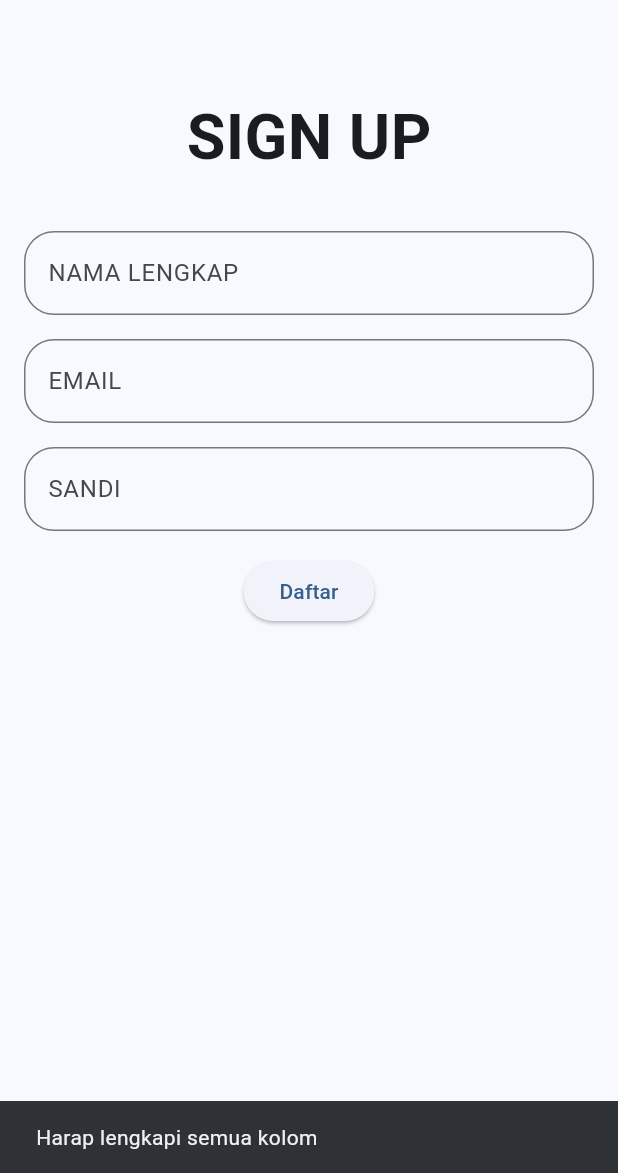
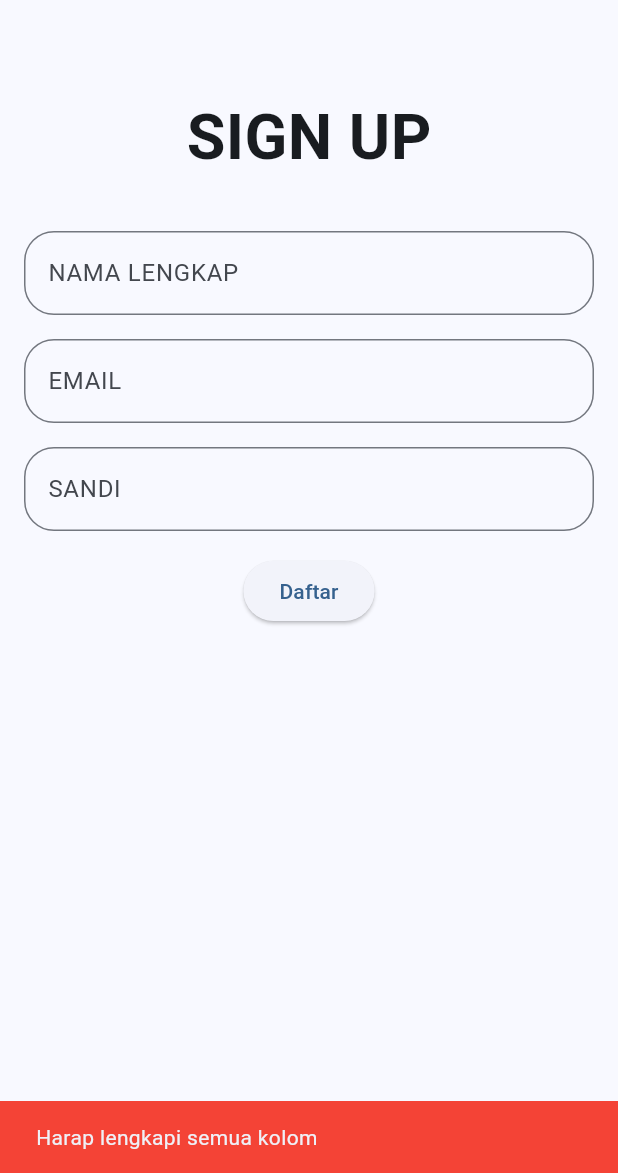
Before and after one commit to rerenn3/ApkBallThrift, a Flutter app: the SignUpScreen screen opened directly, after a tap on "Daftar", on a phone screen of 412 x 824 dp, the part 63-1236 px from its top. Run offline on Flutter 3.47's test engine with Material 3 defaults, Android fonts, the phone set to English and light mode, and no system bars; our stand-ins replace cloud_firestore, firebase_auth, firebase_core, firebase_storage, geocoding, geolocator and 3 more; accounts and stored records are empty; network calls fail.

Commit message:
perbaikan 2
Perbaiki kondisi sign up dan sign in

```diff
--- a/lib/screens/sign_up_screen.dart
+++ b/lib/screens/sign_up_screen.dart
@@ -1,7 +1,7 @@
 import 'package:flutter/material.dart';
 import 'package:firebase_auth/firebase_auth.dart';
 import 'package:cloud_firestore/cloud_firestore.dart';
-import 'home_screen.dart';
+import 'sign_in_screen.dart';  // Pastikan ini diimport
 
 class SignUpScreen extends StatefulWidget {
   const SignUpScreen({Key? key}) : super(key: key);
@@ -14,6 +14,7 @@ class SignUpScreenState extends State<SignUpScreen> {
   final _nameController = TextEditingController();
   final _emailController = TextEditingController();
   final _passwordController = TextEditingController();
+  String _message = '';
 
   @override
   void dispose() {
@@ -21,6 +22,91 @@ class SignUpScreenState extends State<SignUpScreen> {
     _emailController.dispose();
     _passwordController.dispose();
     super.dispose();
+  }
+
+  void _showSnackbar(String message, {Color color = Colors.red}) {
+    ScaffoldMessenger.of(context).showSnackBar(
+      SnackBar(
+        content: Text(message),
+        backgroundColor: color,
+      ),
+    );
+  }
+
+  bool _isEmailValid(String email) {
+    final emailRegex = RegExp(r'^[^@]+@[^@]+\.[^@]+');
+    return emailRegex.hasMatch(email);
+  }
+
+  Future<void> _signUp() async {
+    String name = _nameController.text.trim();
+    String email = _emailController.text.trim();
+    String password = _passwordController.text;
+
+    if (name.isEmpty || email.isEmpty || password.isEmpty) {
+      _showSnackbar('Harap lengkapi semua kolom');
+      return;
+    }
+
+    if (!_isEmailValid(email)) {
+      _showSnackbar('Email tidak valid');
+      return;
+    }
+
+    if (password.length < 6) {
+      _showSnackbar('Kata sandi harus lebih dari 6 karakter');
+      return;
+    }
+
+    setState(() {
+      _message = 'Memproses pendaftaran...';
+    });
+
+    try {
+      UserCredential userCredential = await FirebaseAuth.instance.createUserWithEmailAndPassword(
+        email: email,
+        password: password,
+      );
+
+      User? user = userCredential.user;
+
+      if (user != null) {
+        await user.sendEmailVerification();
+        await user.updateDisplayName(name);
+        await FirebaseFirestore.instance.collection('users').doc(user.uid).set({
+          'name': name,
+          'email': email,
+        });
+
+        setState(() {
+          _message = 'Pendaftaran Berhasil. Silakan cek email untuk verifikasi.';
+        });
+
+        // Menunggu beberapa detik sebelum mengalihkan ke halaman SignIn
+        Future.delayed(const Duration(seconds: 2), () {
+          Navigator.of(context).pushReplacement(
+            MaterialPageRoute(
+              builder: (context) => const SignInScreen(), // Arahkan ke halaman SignIn
+            ),
+          );
+        });
+      }
+    } on FirebaseAuthException catch (e) {
+      if (e.code == 'weak-password') {
+        setState(() {
+          _message = 'Kata sandi terlalu lemah';
+        });
+      } else if (e.code == 'email-already-in-use') {
+        setState(() {
+          _message = 'Email sudah digunakan';
+        });
+      }
+    } catch (error) {
+      print("Error during sign up: $error");
+      setState(() {
+        _message = 'Terjadi kesalahan saat mendaftar. Silakan coba lagi.';
+      });
+    }
   }
 
   @override
@@ -79,82 +165,21 @@ class SignUpScreenState extends State<SignUpScreen> {
             const SizedBox(height: 16.0),
             Center(
               child: ElevatedButton(
-                onPressed: () async {
-                  String name = _nameController.text.trim();
-                  String email = _emailController.text.trim();
-                  String password = _passwordController.text;
-
-                  if (name.isEmpty || email.isEmpty || password.isEmpty) {
-                    ScaffoldMessenger.of(context).showSnackBar(
-                      SnackBar(
-                        content: Text('Harap lengkapi semua kolom'),
-                      ),
-                    );
-                    return;
-                  }
-
-                  try {
-                    UserCredential userCredential =
-                    await FirebaseAuth.instance.createUserWithEmailAndPassword(
-                      email: email,
-                      password: password,
-                    );
-
-                    User? user = userCredential.user;
-
-                    if (user != null) {
-                      // Kirim email verifikasi
-                      await user.sendEmailVerification();
-
-                      // Set displayName
-                      await user.updateDisplayName(name);
-
-                      // Simpan data tambahan pengguna ke Firestore
-                      await FirebaseFirestore.instance.collection('users').doc(user.uid).set({
-                        'name': name,
-                        'email': email,
-                      });
-
-                      // Navigasi ke HomeScreen setelah pendaftaran berhasil
-                      Navigator.of(context).pushReplacement(
-                        MaterialPageRoute(
-                          builder: (context) => const HomeScreen(),
-                        ),
-                      );
-
-                      // Tampilkan pesan sukses
-                      ScaffoldMessenger.of(context).showSnackBar(
-                        SnackBar(
-                          content: Text('Pendaftaran Berhasil. Silakan cek email untuk verifikasi.'),
-                        ),
-                      );
-                    }
-                  } on FirebaseAuthException catch (e) {
-                    if (e.code == 'weak-password') {
-                      ScaffoldMessenger.of(context).showSnackBar(
-                        SnackBar(
-                          content: Text('Kata sandi terlalu lemah'),
-                        ),
-                      );
-                    } else if (e.code == 'email-already-in-use') {
-                      ScaffoldMessenger.of(context).showSnackBar(
-                        SnackBar(
-                          content: Text('Pendaftaran Berhasil. Silakan cek email untuk verifikasi'),
-                        ),
-                      );
-                    }
-                  } catch (error) {
-                    print("Error during sign up: $error");
-                    ScaffoldMessenger.of(context).showSnackBar(
-                      SnackBar(
-                        content: Text('Terjadi kesalahan saat mendaftar. Silakan coba lagi.'),
-                      ),
-                    );
-                  }
-                },
+                onPressed: _signUp,
                 child: const Text('Daftar'),
               ),
             ),
+            if (_message.isNotEmpty)
+              Padding(
+                padding: const EdgeInsets.only(top: 16.0),
+                child: Text(
+                  _message,
+                  style: TextStyle(
+                    color: _message.startsWith('Pendaftaran Berhasil') ? Colors.green : Colors.red,
+                    fontSize: 16,
+                  ),
+                ),
+              ),
           ],
         ),
       ),
```
Also changed, not shown: lib/main.dart (+18 -5 lines), lib/screens/sign_in_screen.dart (+52 -23 lines).
